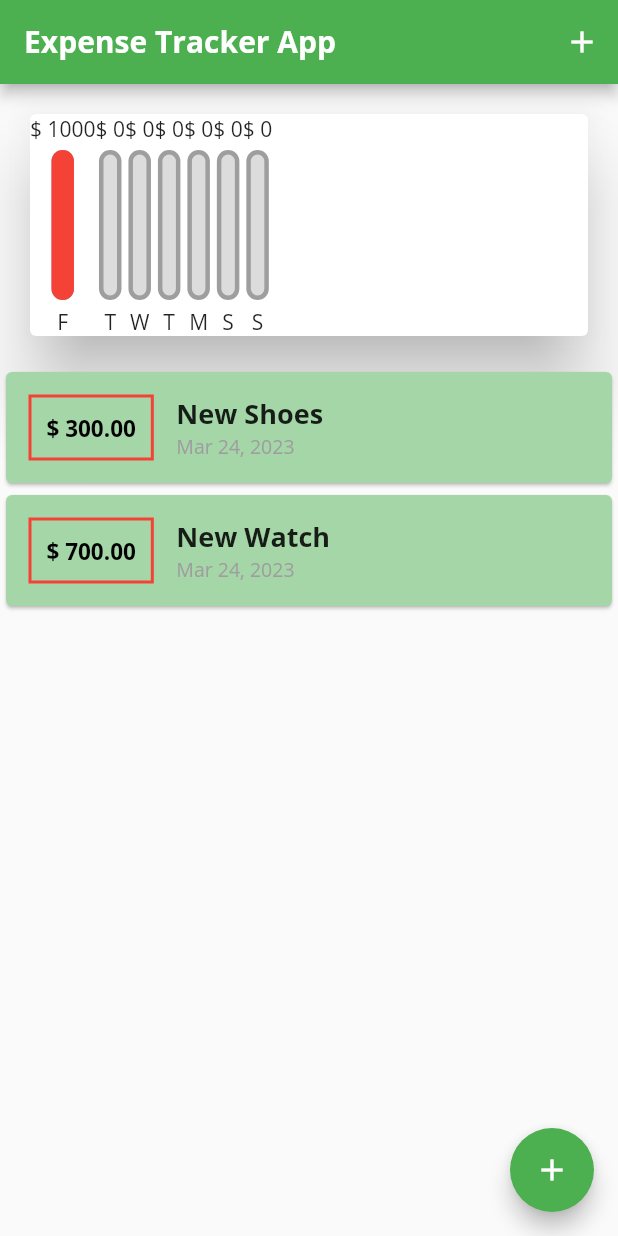
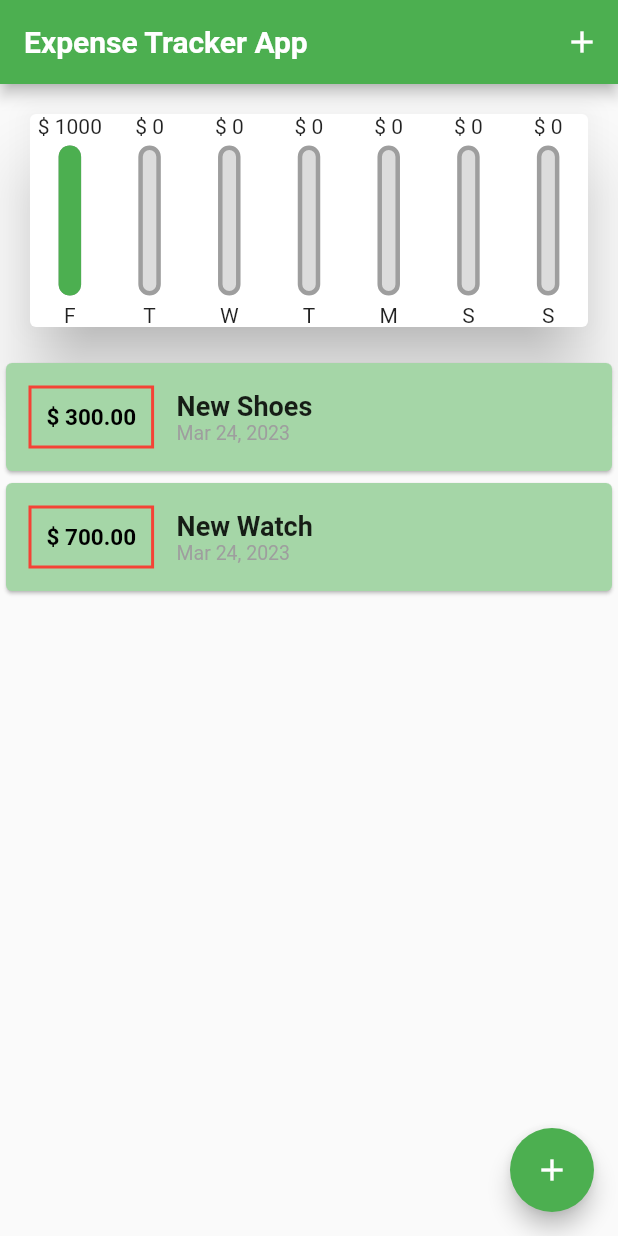
Before and after one commit to TRohit20/Flutter-Playground, a Flutter app: the screen it shows after launch, on a phone screen of 412 x 824 dp. Run offline on Flutter 3.47's test engine with Material 2 defaults, Android fonts, the phone set to English and light mode, and no system bars; our stand-ins replace firebase_auth, firebase_core; missing offline and left inert: dart:ffi; accounts and stored records are empty.

Commit message:
Final touches to Chart Bars

```diff
--- a/expense_tracker/lib/main.dart
+++ b/expense_tracker/lib/main.dart
@@ -13,7 +13,9 @@ class MyApp extends StatelessWidget {
   Widget build(BuildContext context) {
     return MaterialApp(
       title: 'Expense Tracker App',
-      theme: ThemeData(primarySwatch: Colors.green, fontFamily: 'OpenSans'),
+      theme: ThemeData(
+        primarySwatch: Colors.green,
+      ),
       home: MyHomePage(),
     );
   }
@@ -34,6 +36,12 @@ class _MyHomePageState extends State<MyHomePage> {
 
   // Dynamically getting the recent transactions
   List<Transactions> get _recentTransactions {
+    // An Alternative way to FOR Loop is:
+    return _userTransactions.where((transaction) {
+      return transaction.date
+          .isAfter(DateTime.now().subtract(const Duration(days: 7)));
+    }).toList(); // We use .toList to convert the iteraables into a list and return jsut like we did for maps
+
     // 1 way to do it is using FOR loop
     // List<Transactions> recentTransactions = [];
 
@@ -45,12 +53,6 @@ class _MyHomePageState extends State<MyHomePage> {
     //   }
     // }
     // return recentTransactions;
-
-    // An Alternative way is:
-    return _userTransactions.where((transaction) {
-      return transaction.date
-          .isAfter(DateTime.now().subtract(const Duration(days: 7)));
-    }).toList(); // We use .toList to convert the iteraables into a list and return jsut like we did for maps
   }
 
   void _addingNewTransaction(String title, double amount) {
--- a/expense_tracker/lib/widgets/ChartBar.dart
+++ b/expense_tracker/lib/widgets/ChartBar.dart
@@ -11,7 +11,7 @@ class ChartBar extends StatelessWidget {
   Widget build(BuildContext context) {
     return Column(
       children: [
-        Text('\$ ${amountSpent.toStringAsFixed(0)}'),
+        FittedBox(child: Text('\$ ${amountSpent.toStringAsFixed(0)}')),
         const SizedBox(
           height: 5,
         ), // Just to give some spacing
@@ -33,7 +33,7 @@ class ChartBar extends StatelessWidget {
                 heightFactor: percentOfTotalAmountSpent,
                 child: Container(
                     decoration: BoxDecoration(
-                        color: Colors.red,
+                        color: Colors.green,
                         borderRadius: BorderRadius.circular(10))),
               )
             ],
--- a/expense_tracker/lib/widgets/chart.dart
+++ b/expense_tracker/lib/widgets/chart.dart
@@ -42,13 +42,17 @@ class Chart extends StatelessWidget {
       elevation: 20,
       margin: const EdgeInsets.all(20),
       child: Row(
+        mainAxisAlignment: MainAxisAlignment.spaceAround,
         children: groupedTransactions.map((data) {
-          return ChartBar(
-            (data['amount'] as double),
-            (data['day'] as String),
-            totalAmountSpentInTheWeek == 0
-                ? 0
-                : (data['amount'] as double) / totalAmountSpentInTheWeek,
+          return Flexible(
+            fit: FlexFit.tight,
+            child: ChartBar(
+              (data['amount'] as double),
+              (data['day'] as String),
+              totalAmountSpentInTheWeek == 0
+                  ? 0
+                  : (data['amount'] as double) / totalAmountSpentInTheWeek,
+            ),
           );
         }).toList(),
       ),
```
